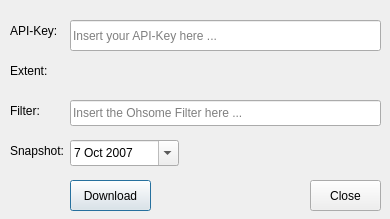
The window that OhsomeDownloader/ui/ohsome_dialog.ui (TKleinwort/ohsome-downloader-qgis-plugin) describes before a commit, drawn with Qt 5.
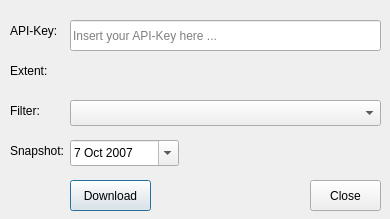
The same window after the commit. Custom widgets are drawn as their Qt base class.

Commit message: GUI: replace simple LineEditFilter with the ComboBoxTopic to choose the ohsome filter

What changed in the file:
```diff
--- a/OhsomeDownloader/ui/ohsome_dialog.ui
+++ b/OhsomeDownloader/ui/ohsome_dialog.ui
@@ -130,19 +130,6 @@
     <string>Extent:</string>
    </property>
   </widget>
-  <widget class="QLineEdit" name="LineEditFilter">
-   <property name="geometry">
-    <rect>
-     <x>70</x>
-     <y>100</y>
-     <width>311</width>
-     <height>26</height>
-    </rect>
-   </property>
-   <property name="placeholderText">
-    <string>Insert the Ohsome Filter here ...</string>
-   </property>
-  </widget>
   <widget class="QLabel" name="LabelFilter">
    <property name="geometry">
     <rect>
@@ -169,6 +156,19 @@
     <string>Snapshot:</string>
    </property>
   </widget>
+  <widget class="QComboBox" name="ComboBoxTopic">
+   <property name="geometry">
+    <rect>
+     <x>70</x>
+     <y>100</y>
+     <width>311</width>
+     <height>26</height>
+    </rect>
+   </property>
+   <property name="placeholderText">
+    <string>Choose or insert the Ohsome Filter here ...</string>
+   </property>
+  </widget>
  </widget>
  <customwidgets>
   <customwidget>
```
Left out of the diff: 2 changed lines with no effect on the pictures.
